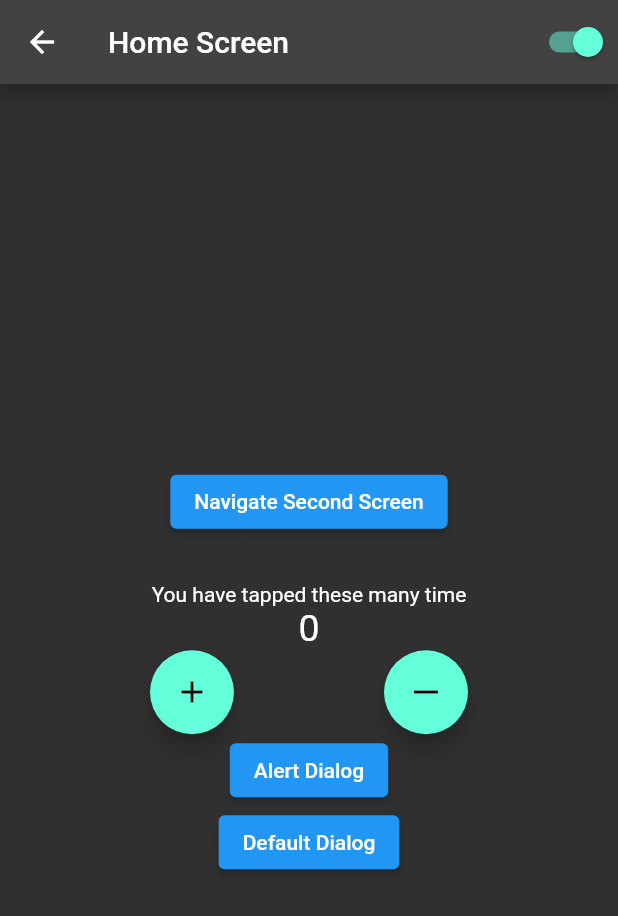
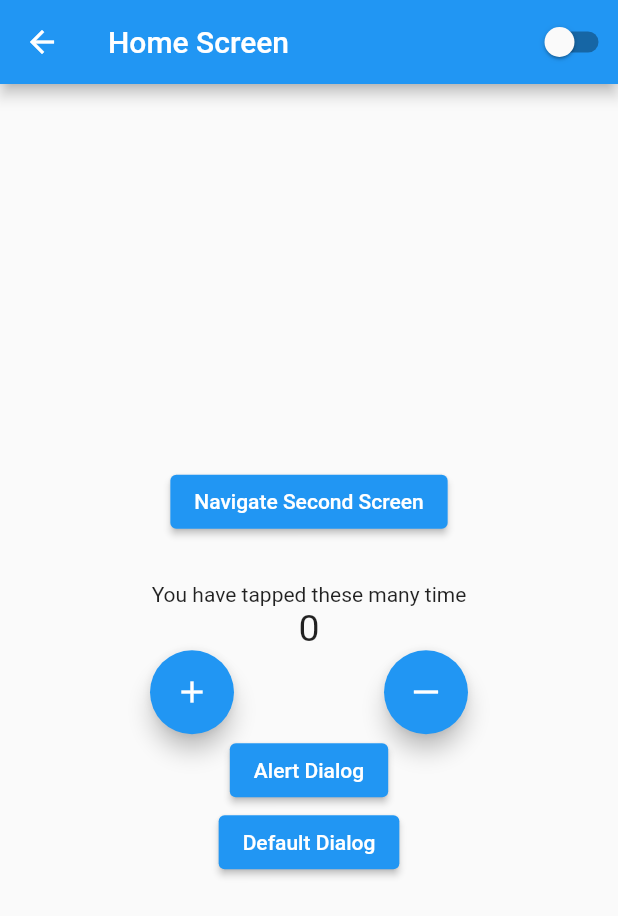
Before and after one commit to MurfahadShikalgar/flutter_boilerplate, a Flutter app: the HomeScreen screen opened by its route, on a phone screen of 412 x 824 dp. Shown: the top 916 px of the screen. Run offline on Flutter 3.47's test engine with Material 2 defaults, Android fonts, the light colour scheme and no system bars; our stand-ins replace connectivity, flutter_dotenv, fluttertoast, get, graphql_flutter, shared_preferences; accounts and stored records are empty; generated files the repository leaves out were written again; network calls fail.

Commit message:
changes commited

```diff
--- a/lib/Getx_Manager/getX_state_manager.dart
+++ b/lib/Getx_Manager/getX_state_manager.dart
@@ -5,10 +5,8 @@ import 'package:get/get.dart';
 
 class GetxStateManager extends GetxController {
   final count = 0.obs;
-  bool themeStatus = true;
+  bool themeStatus = false;
   final preferenceData = "".obs;
-
-
 
   void updatePreferenceData(var value) {
     preferenceData(value);
--- a/lib/GraphQl/services.dart
+++ b/lib/GraphQl/services.dart
@@ -15,7 +15,7 @@ class ApiService {
         fetchPolicy: FetchPolicy.noCache,
       ),
     )
-    .timeout(Duration(seconds: 6), onTimeout: (() {
+    .timeout(const Duration(seconds: 6), onTimeout: (() {
       print("Session Timeout");
       return QueryResult.unexecuted;
     }));
--- a/lib/main.dart
+++ b/lib/main.dart
@@ -14,7 +14,6 @@ import 'package:get/get.dart';
 
 Future<void> main() async {
   await dotenv.load(fileName: AppConstants.envFilePath);
-  Get.changeTheme(ThemeData.dark());
   runApp(const MyApp());
 }
 
--- a/lib/screens/data_screen.dart
+++ b/lib/screens/data_screen.dart
@@ -1,7 +1,6 @@
 // ignore_for_file: unused_field, unused_local_variable, unrelated_type_equality_checks, use_build_context_synchronously, avoid_print
 
 import 'dart:async';
-import 'package:flutter_dotenv/flutter_dotenv.dart';
 import 'package:flutter_gen/gen_l10n/app_localizations.dart';
 import 'package:flutter/material.dart';
 import 'package:get/get.dart';
@@ -14,7 +13,6 @@ import 'package:practice_application/utils/constants/app_constants.dart';
 import 'package:practice_application/utils/constants/styles_constant.dart';
 import 'package:practice_application/utils/helpers.dart';
 import 'package:practice_application/utils/widgets/error404_bottomsheet.dart';
-import 'package:practice_application/utils/widgets/error_bottomsheet.dart';
 import 'package:practice_application/utils/widgets/no_internet_bottomsheet.dart';
 
 import '../main.dart';
--- a/lib/screens/home_screen.dart
+++ b/lib/screens/home_screen.dart
@@ -2,11 +2,7 @@
 import 'package:flutter/material.dart';
 import 'package:get/get.dart' hide Trans;
 import 'package:practice_application/Getx_Manager/getX_state_manager.dart';
-import 'package:practice_application/main.dart';
 import 'package:practice_application/screens/second_screen.dart';
-import 'package:practice_application/translations/language_list.dart';
-import 'package:practice_application/translations/language_constants.dart';
-import 'package:practice_application/utils/constants/app_constants.dart';
 import 'package:practice_application/utils/helpers.dart';
 import 'package:practice_application/utils/widgets/dialog_widget.dart';
 import 'package:flutter_gen/gen_l10n/app_localizations.dart';
--- a/lib/utils/widgets/error404_bottomsheet.dart
+++ b/lib/utils/widgets/error404_bottomsheet.dart
@@ -29,7 +29,7 @@ ShowError404BottomSheet(BuildContext context, Function onReload) {
             Container(
               height: 5,
               width: 35,
-              decoration: BoxDecoration(
+              decoration: const BoxDecoration(
                 borderRadius: BorderRadius.all(Radius.circular(5)),
                 color: Colors.black12
               ),
@@ -69,7 +69,7 @@ ShowError404BottomSheet(BuildContext context, Function onReload) {
             CustomButton(
               height: _helper.getHeight(context) * 0.05,
               width: _helper.getWidth(context) * 0.25,
-              color: Color.fromARGB(255, 16, 181, 181),
+              color: const Color.fromARGB(255, 16, 181, 181),
               text: translation.reload,
               onTap: onReload
             ),
--- a/lib/utils/widgets/error_bottomsheet.dart
+++ b/lib/utils/widgets/error_bottomsheet.dart
@@ -28,7 +28,7 @@ ShowErrorBottomSheet(BuildContext context, Function onRetry) {
             Container(
               height: 5,
               width: 35,
-              decoration: BoxDecoration(
+              decoration: const BoxDecoration(
                   borderRadius: BorderRadius.all(Radius.circular(2.5)),
                   color: Colors.black12),
             ),
@@ -60,7 +60,7 @@ ShowErrorBottomSheet(BuildContext context, Function onRetry) {
                 CustomButton(
                     height: _helper.getHeight(context) * 0.05,
                     width: _helper.getWidth(context) * 0.25,
-                    color: Color.fromARGB(255, 16, 181, 181),
+                    color: const Color.fromARGB(255, 16, 181, 181),
                     text: translation.retry,
                     onTap: onRetry),
                 // TextButton(
```
